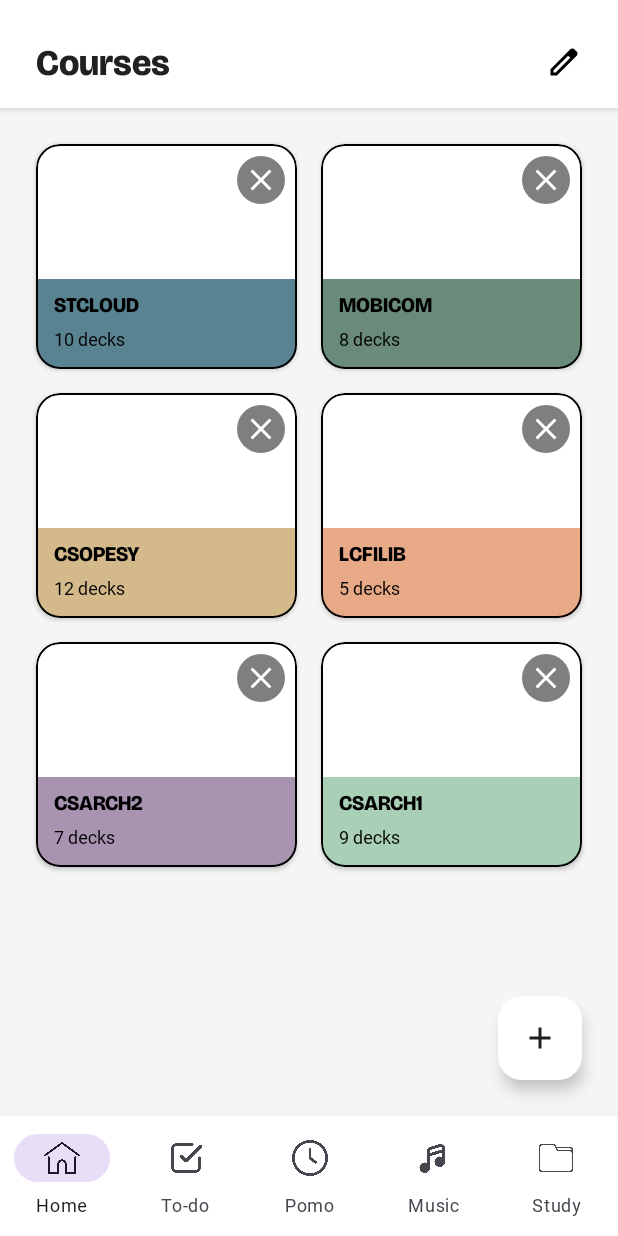
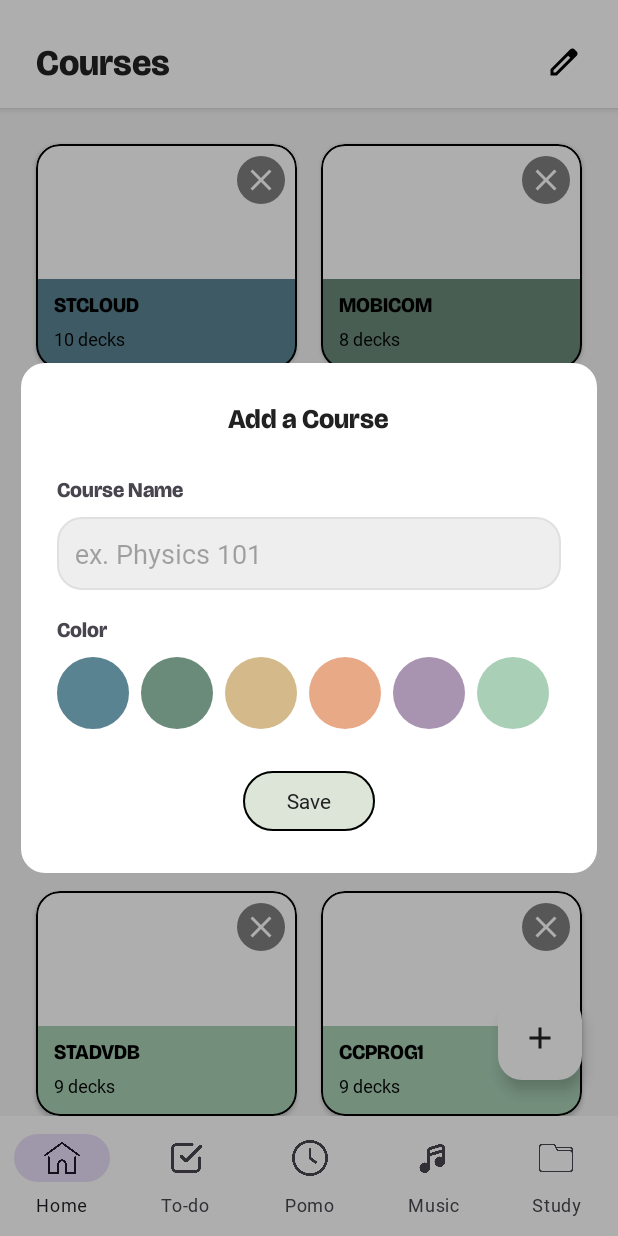
Before and after one commit to rencebry/MOBICOM_MCO, an Android app: the StudyFragment screen opened through its navigation route, after a tap on "add course", on a phone screen of 412 x 824 dp. Run offline under Robolectric (Android 15) with nearby library versions, the phone set to English and light mode, and no system bars; our stand-ins replace navigation-ui; 1 other tap on this screen came first.

Commit message:
added pop up window for adding a course

```diff
--- /dev/null
+++ b/app/src/main/java/com/mobicom/s17/group8/mobicom_mco/study/AddCourseDialogFragment.kt
@@ -0,0 +1,96 @@
+package com.mobicom.s17.group8.mobicom_mco.study
+
+import android.content.res.ColorStateList
+import android.graphics.Color
+import android.graphics.drawable.ColorDrawable
+import android.os.Bundle
+import android.view.LayoutInflater
+import android.view.View
+import android.view.ViewGroup
+import androidx.fragment.app.DialogFragment
+import androidx.lifecycle.ViewModelProvider
+import com.mobicom.s17.group8.mobicom_mco.R
+import com.mobicom.s17.group8.mobicom_mco.databinding.DialogAddCourseBinding
+import java.util.UUID
+import androidx.core.content.ContextCompat
+import androidx.core.graphics.drawable.toDrawable
+
+
+class AddCourseDialogFragment : DialogFragment() {
+
+    private var _binding: DialogAddCourseBinding? = null
+    private val binding get() = _binding!!
+
+    // Get a reference to the same ViewModel the fragment is using
+    private val viewModel: StudyViewModel by lazy {
+        ViewModelProvider(requireActivity()).get(StudyViewModel::class.java)
+    }
+
+    override fun onCreateView(inflater: LayoutInflater, container: ViewGroup?, savedInstanceState: Bundle?): View {
+        _binding = DialogAddCourseBinding.inflate(inflater, container, false)
+        return binding.root
+    }
+
+    override fun onViewCreated(view: View, savedInstanceState: Bundle?) {
+        super.onViewCreated(view, savedInstanceState)
+
+        setupColorPickers()
+
+        binding.btnSave.setOnClickListener {
+            val courseName = binding.etCourseName.text.toString()
+
+            val selectedColorId = getSelectedColor()
+            val newCourse = Course(
+                id = UUID.randomUUID().toString(),
+                name = courseName,
+                deckCount = 0, // New courses start with 0 decks
+                colorResId = selectedColorId
+            )
+
+            viewModel.addCourse(newCourse)
+            dismiss()
+        }
+
+
+    }
+
+    private fun setupColorPickers() {
+        val colorMap = mapOf(
+            binding.colorBlue to R.color.vinyl_blue,
+            binding.colorGreen to R.color.vinyl_green,
+            binding.colorYellow to R.color.vinyl_yellow,
+            binding.colorOrange to R.color.vinyl_orange,
+            binding.colorPurple to R.color.vinyl_purple,
+            binding.colorMint to R.color.vinyl_mint
+        )
+
+        for ((radioButton, colorResId) in colorMap) {
+            val color = ContextCompat.getColor(requireContext(), colorResId)
+            radioButton.backgroundTintList = ColorStateList.valueOf(color)
+        }
+    }
+
+    private fun getSelectedColor(): Int {
+        return when (binding.colorPickerGroup.checkedRadioButtonId) {
+            R.id.colorGreen -> R.color.vinyl_green
+            R.id.colorYellow -> R.color.vinyl_yellow
+            R.id.colorOrange -> R.color.vinyl_orange
+            R.id.colorPurple -> R.color.vinyl_purple
+            R.id.colorMint -> R.color.vinyl_mint
+            else -> R.color.vinyl_blue // Default
+        }
+    }
+
+    override fun onStart() {
+        super.onStart()
+        // dialog window
+        dialog?.window?.apply {
+
+            setLayout(ViewGroup.LayoutParams.WRAP_CONTENT, ViewGroup.LayoutParams.WRAP_CONTENT)
+            setBackgroundDrawable(Color.TRANSPARENT.toDrawable())
+        }
+    }
+    override fun onDestroyView() {
+        super.onDestroyView()
+        _binding = null
+    }}
--- a/app/src/main/java/com/mobicom/s17/group8/mobicom_mco/study/StudyFragment.kt
+++ b/app/src/main/java/com/mobicom/s17/group8/mobicom_mco/study/StudyFragment.kt
@@ -34,8 +34,9 @@ class StudyFragment : Fragment() {
         }
 
         binding.fabAddCourse.setOnClickListener {
-            // TODO: Add course prompt
+            AddCourseDialogFragment().show(parentFragmentManager, "AddCourseDialog")
         }
+
     }
 
     private fun setupRecyclerView() {
--- a/app/src/main/java/com/mobicom/s17/group8/mobicom_mco/study/StudyViewModel.kt
+++ b/app/src/main/java/com/mobicom/s17/group8/mobicom_mco/study/StudyViewModel.kt
@@ -73,6 +73,18 @@ class StudyViewModel : ViewModel() {
                 name = "CSARCH1",
                 deckCount = 9,
                 colorResId = R.color.vinyl_mint
+            ),
+            Course(
+                id = UUID.randomUUID().toString(),
+                name = "STADVDB",
+                deckCount = 9,
+                colorResId = R.color.vinyl_mint
+            ),
+            Course(
+                id = UUID.randomUUID().toString(),
+                name = "CCPROG1",
+                deckCount = 9,
+                colorResId = R.color.vinyl_mint
             )
         )
     }
--- /dev/null
+++ b/app/src/main/res/drawable/color_picker_checked.xml
@@ -0,0 +1,9 @@
+<?xml version="1.0" encoding="utf-8"?>
+<shape xmlns:android="http://schemas.android.com/apk/res/android"
+    android:shape="oval">
+    <solid android:color="@android:color/darker_gray" />
+
+    <stroke
+        android:width="3dp"
+        android:color="@color/text_primary" />
+</shape>
--- /dev/null
+++ b/app/src/main/res/drawable/color_picker_selector.xml
@@ -0,0 +1,8 @@
+<?xml version="1.0" encoding="utf-8"?>
+<selector xmlns:android="http://schemas.android.com/apk/res/android">
+
+    <item android:state_checked="true" android:drawable="@drawable/color_picker_checked" />
+
+    <item android:drawable="@drawable/color_picker_unchecked" />
+
+</selector>
--- /dev/null
+++ b/app/src/main/res/drawable/color_picker_unchecked.xml
@@ -0,0 +1,5 @@
+<?xml version="1.0" encoding="utf-8"?>
+<shape xmlns:android="http://schemas.android.com/apk/res/android"
+    android:shape="oval">
+    <solid android:color="@android:color/darker_gray" />
+</shape>
--- /dev/null
+++ b/app/src/main/res/layout/dialog_add_course.xml
@@ -0,0 +1,115 @@
+<?xml version="1.0" encoding="utf-8"?>
+<LinearLayout xmlns:android="http://schemas.android.com/apk/res/android"
+    xmlns:app="http://schemas.android.com/apk/res-auto"
+    android:layout_width="match_parent"
+    android:layout_height="wrap_content"
+    android:background="@drawable/rounded_background"
+    android:backgroundTint="@color/white"
+    android:orientation="vertical"
+    android:padding="24dp">
+
+    <TextView
+        android:layout_width="wrap_content"
+        android:layout_height="wrap_content"
+        android:layout_gravity="center_horizontal"
+        android:text="@string/add_a_course"
+        android:textColor="@color/text_primary"
+        android:textSize="18sp"
+        android:textStyle="bold" />
+
+    <TextView
+        android:layout_width="wrap_content"
+        android:layout_height="wrap_content"
+        android:layout_marginTop="24dp"
+        android:text="Course Name"
+        android:textStyle="bold" />
+
+    <EditText
+        android:id="@+id/etCourseName"
+        android:layout_width="match_parent"
+        android:layout_height="wrap_content"
+        android:layout_marginTop="8dp"
+        android:background="@drawable/edittext_background"
+        android:hint="ex. Physics 101"
+        android:inputType="textCapWords"
+        android:padding="12dp" />
+
+    <TextView
+        android:layout_width="wrap_content"
+        android:layout_height="wrap_content"
+        android:layout_marginTop="16dp"
+        android:text="Color"
+        android:textStyle="bold" />
+
+    <RadioGroup
+        android:id="@+id/colorPickerGroup"
+        android:layout_width="wrap_content"
+        android:layout_height="wrap_content"
+        android:layout_marginTop="8dp"
+        android:orientation="horizontal"
+        android:gravity="center_horizontal">
+
+
+        <RadioButton
+            android:id="@+id/colorBlue"
+            android:layout_width="48dp"
+            android:layout_height="48dp"
+            android:layout_marginEnd="8dp"
+            android:background="@drawable/color_picker_selector"
+            android:button="@null"
+            android:checked="true" />
+
+        <RadioButton
+            android:id="@+id/colorGreen"
+            android:layout_width="48dp"
+            android:layout_height="48dp"
+            android:layout_marginEnd="8dp"
+            android:background="@drawable/color_picker_selector"
+            android:button="@null" />
+
+        <RadioButton
+            android:id="@+id/colorYellow"
+            android:layout_width="48dp"
+            android:layout_height="48dp"
+            android:layout_marginEnd="8dp"
+            android:background="@drawable/color_picker_selector"
+            android:button="@null" />
+
+        <RadioButton
+            android:id="@+id/colorOrange"
+            android:layout_width="48dp"
+            android:layout_height="48dp"
+            android:layout_marginEnd="8dp"
+            android:background="@drawable/color_picker_selector"
+            android:button="@null" />
+
+        <RadioButton
+            android:id="@+id/colorPurple"
+            android:layout_width="48dp"
+            android:layout_height="48dp"
+            android:layout_marginEnd="8dp"
+            android:background="@drawable/color_picker_selector"
+            android:button="@null" />
+
+        <RadioButton
+            android:id="@+id/colorMint"
+            android:layout_width="48dp"
+            android:layout_height="48dp"
+            android:layout_marginEnd="8dp"
+            android:background="@drawable/color_picker_selector"
+            android:button="@null" />
+
+
+    </RadioGroup>
+
+    <Button
+        android:id="@+id/btnSave"
+        android:layout_width="wrap_content"
+        android:layout_height="wrap_content"
+        android:layout_gravity="center_horizontal"
+        android:layout_marginTop="24dp"
+        android:backgroundTint="#DCE5D8"
+        android:text="Save"
+        android:textColor="@color/text_primary" />
+
+</LinearLayout>
--- a/app/src/main/res/layout/list_item_course.xml
+++ b/app/src/main/res/layout/list_item_course.xml
@@ -63,6 +63,7 @@
 
         <!-- Delete button  -->
         <ImageView
+            android:contentDescription="@string/delete_button"
             android:id="@+id/btnDelete"
             android:layout_width="wrap_content"
             android:layout_height="wrap_content"
--- a/app/src/main/res/values/strings.xml
+++ b/app/src/main/res/values/strings.xml
@@ -31,6 +31,8 @@
     <string name="settings">Settings</string>
     <string name="rainfall">♪ Rainfall</string>
     <string name="add_course">add course</string>
+    <string name="delete_button">delete button</string>
+    <string name="add_a_course">Add a Course</string>
 
 
     <!-- To-do Page-->
```
